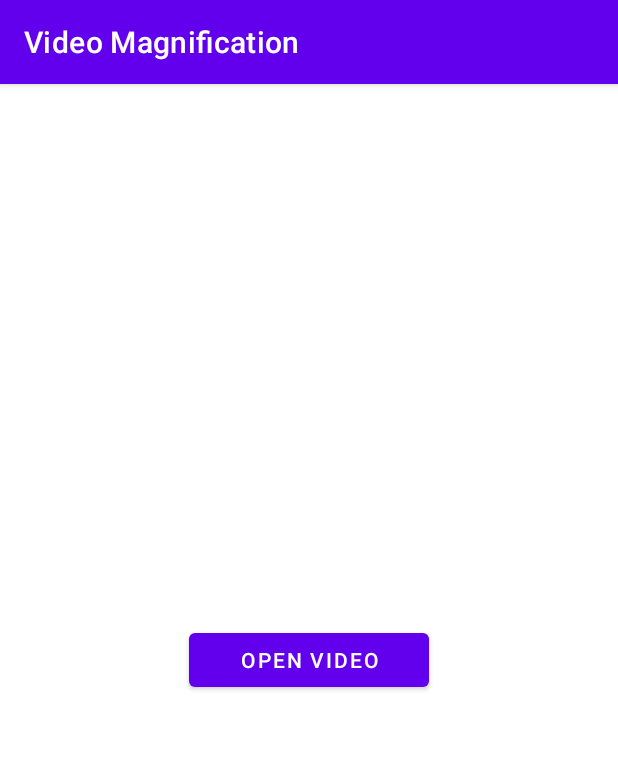
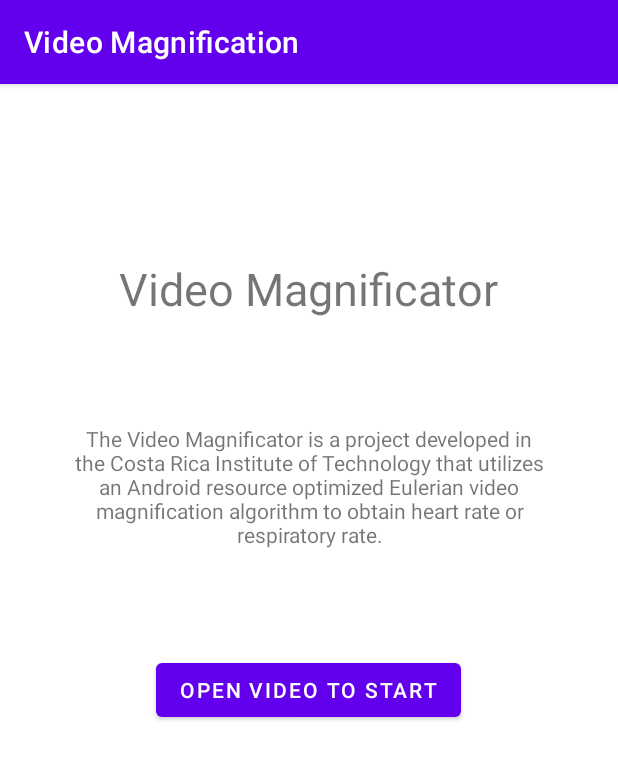
Before and after one commit to edmobe/android-video-magnification, an Android app: the screen it shows after launch (MainActivity), on a phone screen of 412 x 824 dp. Shown: the top 760 px of the screen. Run offline under Robolectric (Android 15) with nearby library versions, the phone set to English and light mode, and no system bars; libraries missing offline, so code that uses them is left out: com.jaiselrahman.filepicker; 1 statement that could not run was skipped.

Commit message:
Optimize video opening GUI

```diff
--- a/app/src/main/res/layout/activity_main.xml
+++ b/app/src/main/res/layout/activity_main.xml
@@ -15,10 +15,38 @@
         android:id="@+id/btn_open"
         android:layout_width="wrap_content"
         android:layout_height="wrap_content"
-        android:text="Open Video"
+        android:layout_marginBottom="324dp"
         android:minWidth="160dp"
+        android:text="Open Video to start"
         app:layout_constraintBottom_toBottomOf="parent"
         app:layout_constraintEnd_toEndOf="parent"
+        app:layout_constraintHorizontal_bias="0.498"
+        app:layout_constraintStart_toStartOf="parent" />
+
+    <TextView
+        android:id="@+id/textView"
+        android:layout_width="0dp"
+        android:layout_height="wrap_content"
+        android:layout_marginStart="25dp"
+        android:layout_marginEnd="25dp"
+        android:text="The Video Magnificator is a project developed in the Costa Rica Institute of Technology that utilizes an Android resource optimized Eulerian video magnification algorithm to obtain heart rate or respiratory rate."
+        android:textAlignment="center"
+        android:textAllCaps="false"
+        app:layout_constraintBottom_toTopOf="@+id/btn_open"
+        app:layout_constraintEnd_toEndOf="parent"
+        app:layout_constraintHorizontal_bias="0.498"
+        app:layout_constraintStart_toStartOf="parent"
+        app:layout_constraintTop_toBottomOf="@+id/textView2" />
+
+    <TextView
+        android:id="@+id/textView2"
+        android:layout_width="wrap_content"
+        android:layout_height="wrap_content"
+        android:layout_marginTop="100dp"
+        android:text="Video Magnificator"
+        android:textSize="30sp"
+        app:layout_constraintEnd_toEndOf="parent"
+        app:layout_constraintHorizontal_bias="0.498"
         app:layout_constraintStart_toStartOf="parent"
         app:layout_constraintTop_toTopOf="parent" />
 
```
